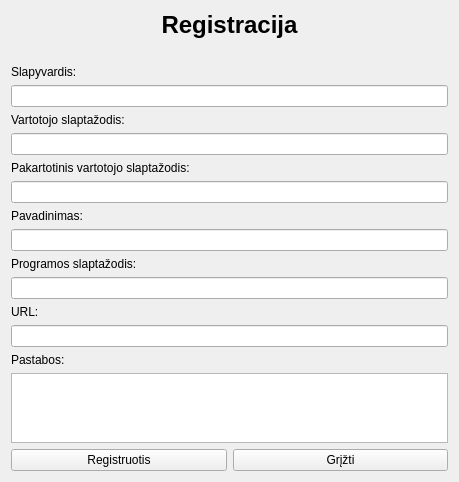
arnoldasstrukcinskas/PD_NR.5-Slaptazodziu_tvarkykle-, file gui/register/register.ui: the form before one commit.
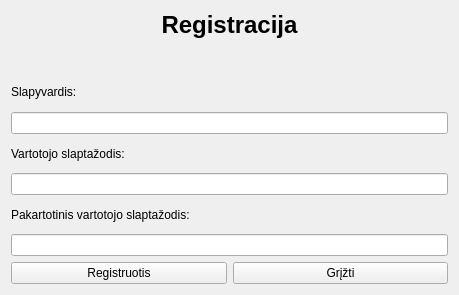
The form after the commit.

Commit message: Add functionality of adding ciphered programs to user file and deciphering on login.

Patch:
```diff
--- a/gui/register/register.ui
+++ b/gui/register/register.ui
@@ -7,7 +7,7 @@
     <x>0</x>
     <y>0</y>
     <width>459</width>
-    <height>424</height>
+    <height>295</height>
    </rect>
   </property>
   <property name="windowTitle">
@@ -69,46 +69,6 @@
      <item>
       <widget class="QLineEdit" name="passwordRetypeLineEdit"/>
      </item>
-     <item>
-      <widget class="QLabel" name="nameLabel">
-       <property name="text">
-        <string>Pavadinimas:</string>
-       </property>
-      </widget>
-     </item>
-     <item>
-      <widget class="QLineEdit" name="nameLineEdit"/>
-     </item>
-     <item>
-      <widget class="QLabel" name="programPasswordLabel">
-       <property name="text">
-        <string>Programos slaptažodis:</string>
-       </property>
-      </widget>
-     </item>
-     <item>
-      <widget class="QLineEdit" name="programPasswordLineEdit"/>
-     </item>
-     <item>
-      <widget class="QLabel" name="urlLabel">
-       <property name="text">
-        <string>URL:</string>
-       </property>
-      </widget>
-     </item>
-     <item>
-      <widget class="QLineEdit" name="urlLineEdit"/>
-     </item>
-     <item>
-      <widget class="QLabel" name="notesLabel">
-       <property name="text">
-        <string>Pastabos:</string>
-       </property>
-      </widget>
-     </item>
-     <item>
-      <widget class="QPlainTextEdit" name="notesPlainTextEdit"/>
-     </item>
      <item>
       <layout class="QHBoxLayout" name="horizontalLayout">
        <item>
```
The commit also changes 17 other files.
